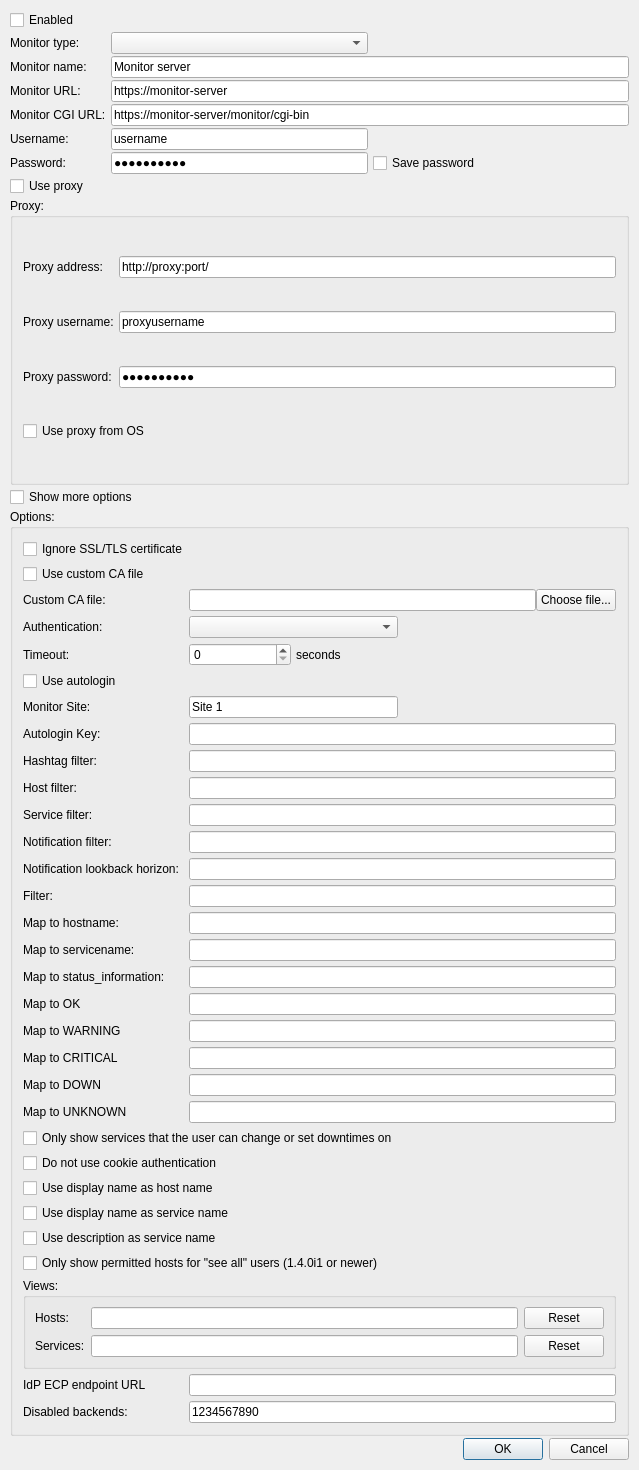
HenriWahl/Nagstamon, file Nagstamon/resources/qui/settings_server.ui: the form before one commit.
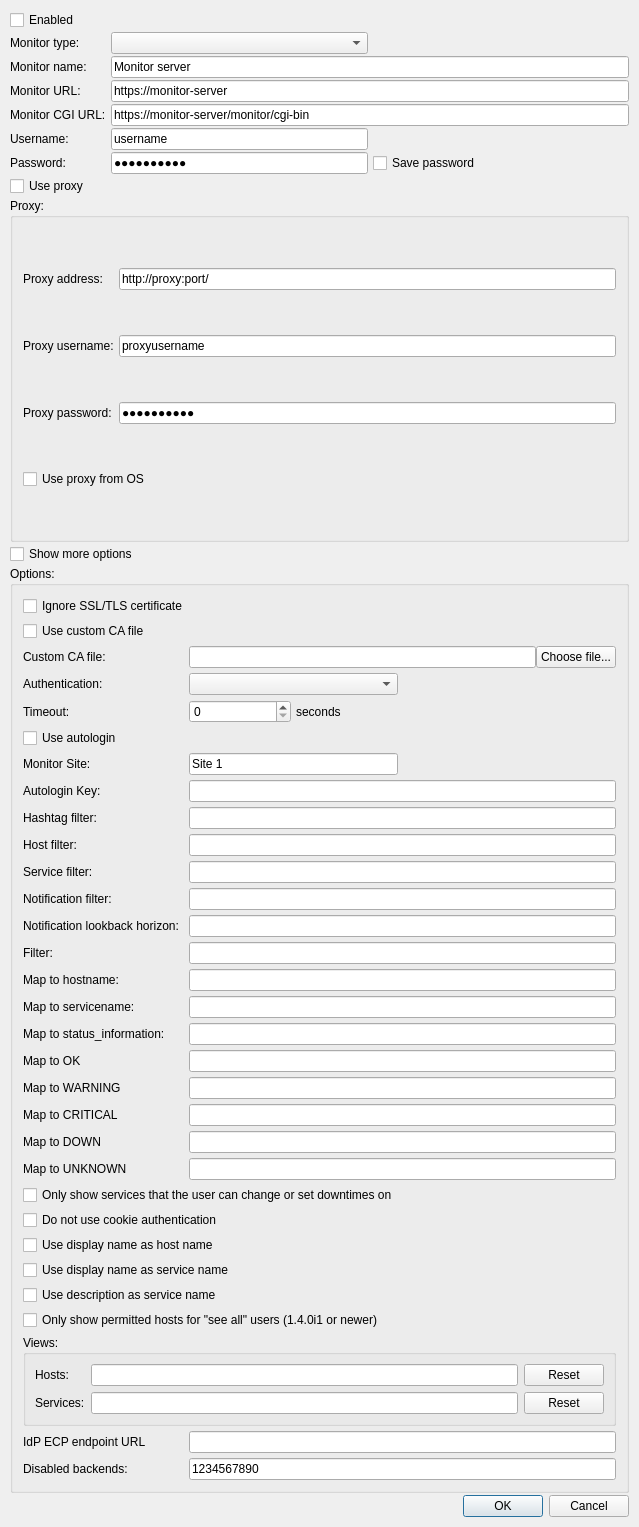
The form after the commit.

Commit message: QT_QPA_PLATFORMTHEME gnome

```diff
--- a/Nagstamon/resources/qui/settings_server.ui
+++ b/Nagstamon/resources/qui/settings_server.ui
@@ -7,7 +7,7 @@
     <x>0</x>
     <y>0</y>
     <width>639</width>
-    <height>1470</height>
+    <height>1527</height>
    </rect>
   </property>
   <property name="sizePolicy">
```
Left out of the diff: 394 changed lines with no effect on the pictures.
